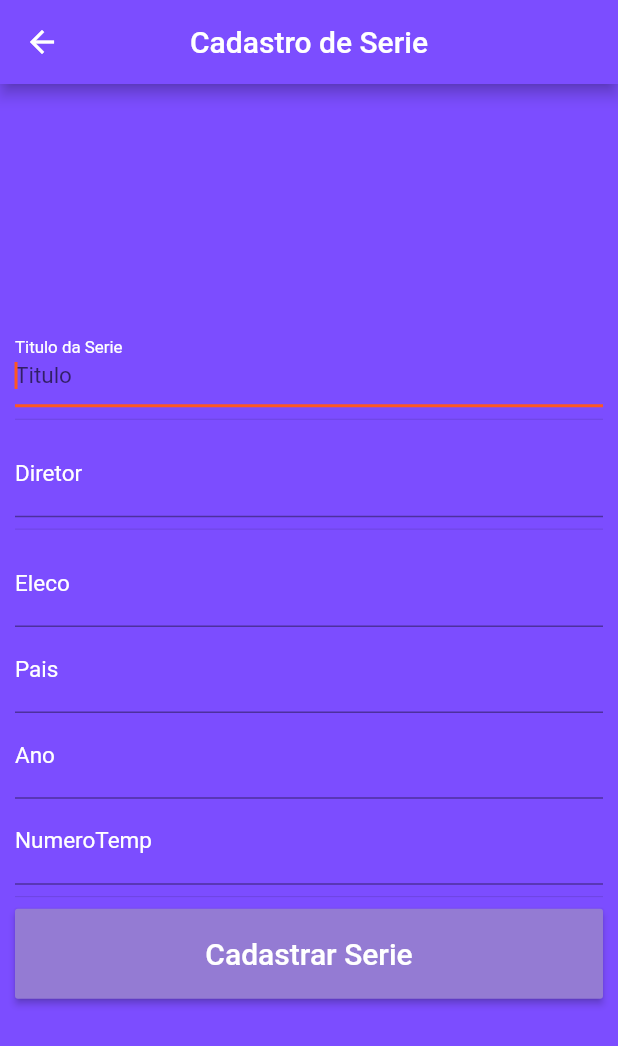
After one commit to RodrigoQF/Midia-, a Flutter app: the CadastroSerie screen opened directly, on a phone screen of 412 x 824 dp. The commit adds this screen. Shown: the top 1046 px of the screen. Run offline on Flutter 3.47's test engine with Material 2 defaults, Android fonts, the phone set to English and light mode, and no system bars; Roboto replaces fonts that are missing (Rock Salt).

Commit message:
PaginasInsert
Paginas para insert de livros, series e filmes criadas

```diff
--- /dev/null
+++ b/midiaplus/lib/Paginas/Insert/InsertSerie.dart
@@ -0,0 +1,125 @@
+import 'package:flutter/cupertino.dart';
+import 'package:flutter/material.dart';
+import 'package:midiaplus/Paginas/PaginaPrincipal.dart';
+
+class CadastroSerie extends StatefulWidget {
+  @override
+  _CadastroSerieState createState() => _CadastroSerieState();
+}
+
+class _CadastroSerieState extends State<CadastroSerie> {
+  @override
+  Widget build(BuildContext context) {
+    return Scaffold(
+      appBar: AppBar(
+        centerTitle: true,
+        backgroundColor: Colors.deepPurpleAccent,
+        title: Text("Cadastro de Serie"),
+      ),
+      backgroundColor: Colors.deepPurpleAccent,
+      body: Padding(
+        padding: EdgeInsets.all(10),
+        child: Center(
+          child: Column(
+            crossAxisAlignment: CrossAxisAlignment.stretch,
+            mainAxisAlignment: MainAxisAlignment.center,
+            children: <Widget>[
+              TextFormField(
+
+                autofocus: true,
+                keyboardType: TextInputType.text,
+                style: new TextStyle(color: Colors.white, fontSize: 15),
+                decoration: InputDecoration(
+                    labelText: "Titulo da Serie",
+                    hintText: 'Titulo',
+                    labelStyle: TextStyle (color: Colors.white)),
+              ),
+              Divider(),
+              TextFormField(
+
+                autofocus: true,
+                keyboardType: TextInputType.text,
+                style: new TextStyle(color: Colors.white, fontSize: 15),
+                decoration: InputDecoration(
+                    hintText: 'Diretor da Serie',
+                    labelText: "Diretor",
+                    labelStyle: TextStyle (color: Colors.white)),
+              ),
+              Divider(),
+              TextFormField(
+
+                autofocus: true,
+                obscureText: true,
+                keyboardType: TextInputType.text,
+                style: new TextStyle(color: Colors.white, fontSize: 15),
+                decoration: InputDecoration(
+                    hintText: 'Elenco da Serie',
+                    labelText: "Eleco",
+                    labelStyle: TextStyle (color: Colors.white)),
+              ),
+
+              TextFormField(
+
+                autofocus: true,
+                keyboardType: TextInputType.datetime,
+                style: new TextStyle(color: Colors.white, fontSize: 15),
+                decoration: InputDecoration(
+                    hintText: 'Pais de Lançamento',
+                    labelText: "Pais",
+                    labelStyle: TextStyle (color: Colors.white)),
+              ),
+
+              TextFormField(
+
+                autofocus: true,
+                keyboardType: TextInputType.text,
+                style: new TextStyle(color: Colors.white, fontSize: 15),
+                decoration: InputDecoration(
+                    hintText: 'Ano de Lançamento',
+                    labelText: "Ano",
+                    labelStyle: TextStyle (color: Colors.white)),
+              ),
+
+              TextFormField(
+
+                autofocus: true,
+                keyboardType: TextInputType.text,
+                style: new TextStyle(color: Colors.white, fontSize: 15, fontFamily: "Rock Salt"),
+                decoration: InputDecoration(
+                    hintText: 'Numero de Temporadas',
+                    labelText: "NumeroTemp",
+                    labelStyle: TextStyle (color: Colors.white)),
+              ),
+              Divider(),
+              ButtonTheme(
+                height: 60.0,
+                child: RaisedButton(
+                  color: Color(0xFF947bd3),
+                  onPressed: () => {
+                    //senddata(),
+                    Navigator.push(
+                      context,
+                      MaterialPageRoute(builder: (context) => PaginaPrincipal()),
+                    ),
+                    showDialog(
+                      context: context,
+                      builder: (context) => AlertDialog(
+                        title: Text("Cadastro Realizado com Sucesso"),
+                      ),
+                    ),
+                  },
+                  child: Text(
+                    "Cadastrar Serie",
+                    style: TextStyle(color: Colors.white, fontSize: 20),
+                  ),
+                ),
+              )
+            ],
+          ),
+
+        ),
+      ),
+
+    );
+  }
+}
```
Also changed, not shown: midiaplus/lib/Paginas/Insert/InsertFilme.dart (added, +116 -0 lines), midiaplus/lib/Paginas/Insert/InsertLivro.dart (added, +116 -0 lines), midiaplus/lib/Paginas/PaginaPrincipal.dart (+7 -0 lines).
